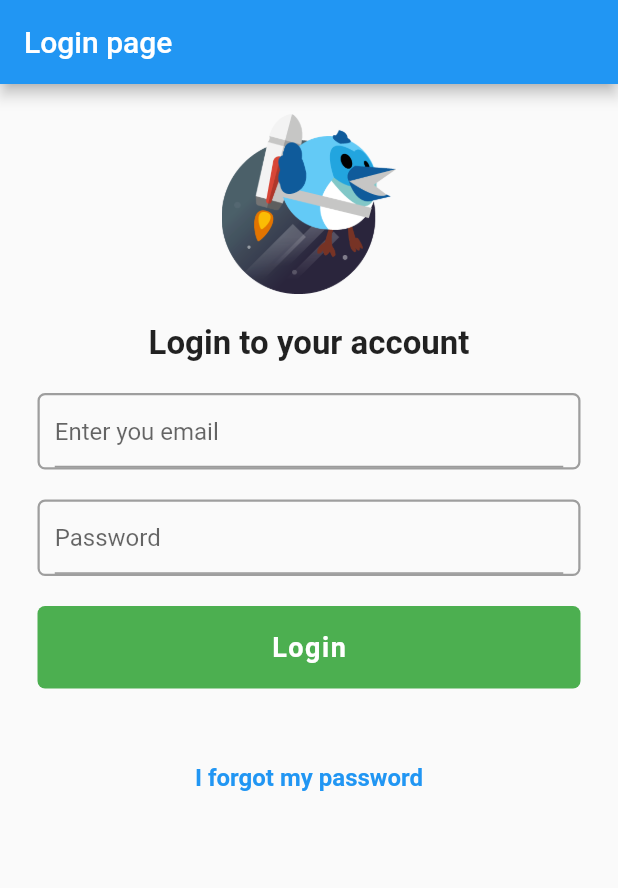
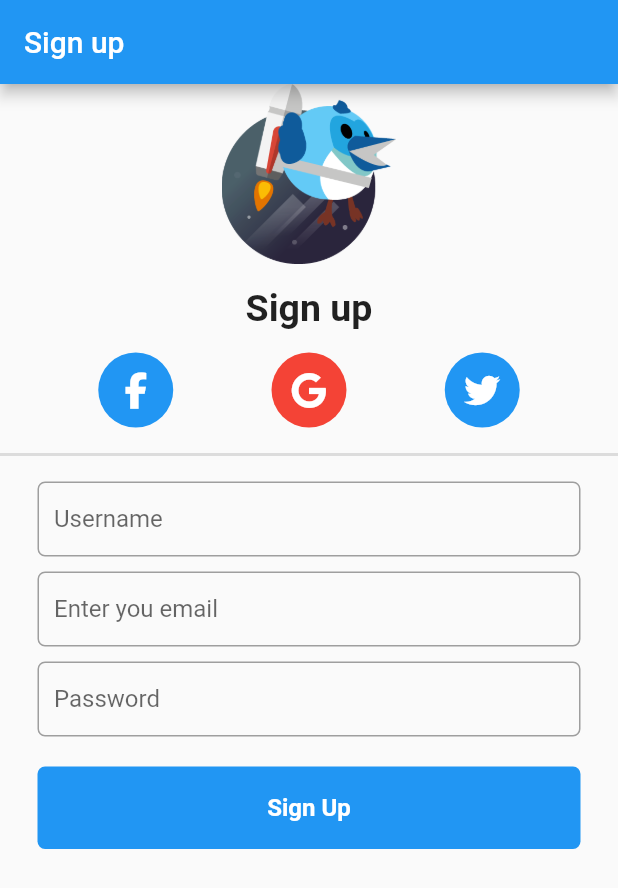
Before and after one commit to basit-h/flutter30Days, a Flutter app: the screen it shows after launch, on a phone screen of 412 x 824 dp. Shown: the top 888 px of the screen. Run offline on Flutter 3.47's test engine with Material 2 defaults, Android fonts, the phone set to English and light mode, and no system bars; our stand-ins replace font_awesome_flutter.

Commit message:
Create Signup screen

```diff
--- a/lib/main.dart
+++ b/lib/main.dart
@@ -1,6 +1,6 @@
 import 'package:flutter/material.dart';
 
-import 'pages/login_page.dart';
+import 'pages/signup_page.dart';
 
 void main() {
   runApp(const MyApp());
@@ -10,9 +10,9 @@ class MyApp extends StatelessWidget {
   const MyApp({super.key});
   @override
   Widget build(BuildContext context) {
-    return const MaterialApp(
+    return MaterialApp(
       title: 'Flutter 30 days chellange',
-      home: LoginPage(),
+      home: SignupPage(),
     );
   }
 }
--- /dev/null
+++ b/lib/pages/day4.dart
@@ -0,0 +1,43 @@
+import 'package:flutter/material.dart';
+import 'package:font_awesome_flutter/font_awesome_flutter.dart';
+
+class Day4 extends StatelessWidget {
+  String name = 'Basit';
+  double age = 25;
+  bool isLight = true;
+  Day4({super.key});
+
+  @override
+  Widget build(BuildContext context) {
+    return Scaffold(
+      appBar: AppBar(
+        title: const Text('Day 4'),
+      ),
+      body: Column(
+        children: [
+          const Center(
+            child: Icon(
+              FontAwesomeIcons.amazon,
+              color: Colors.orange,
+              size: 90,
+            ),
+          ),
+          Text('Name: $name Age: $age Islight $isLight'),
+          const SizedBox(
+            height: 50.0,
+          ),
+          Container(height: 50, width: 100, color: Colors.red),
+          Row(
+            children: [
+              Expanded(
+                  child: Container(height: 50, width: 100, color: Colors.red)),
+              Container(height: 50, width: 100, color: Colors.green),
+            ],
+          ),
+          Expanded(
+              child: Container(height: 50, width: 50, color: Colors.purple)),
+        ],
+      ),
+    );
+  }
+}
--- /dev/null
+++ b/lib/pages/signup_page.dart
@@ -0,0 +1,160 @@
+import 'package:flutter/material.dart';
+import 'package:font_awesome_flutter/font_awesome_flutter.dart';
+
+class SignupPage extends StatelessWidget {
+  const SignupPage({super.key});
+
+  @override
+  Widget build(BuildContext context) {
+    return Scaffold(
+      appBar: AppBar(
+        title: const Text('Sign up'),
+      ),
+      body: SafeArea(
+        child: ListView(
+          children: [
+            Center(
+              child: Image.asset(
+                'assets/bird.png',
+                height: 120,
+                width: 120,
+              ),
+            ),
+            const SizedBox(height: 15.0),
+            const Text(
+              'Sign up',
+              style: TextStyle(
+                fontSize: 25.0,
+                fontWeight: FontWeight.bold,
+              ),
+              textAlign: TextAlign.center,
+            ),
+            const SizedBox(height: 15.0),
+            SizedBox(
+              width: MediaQuery.of(context).size.width * .8,
+              child: Row(
+                mainAxisAlignment: MainAxisAlignment.spaceEvenly,
+                children: [
+                  Container(
+                    height: 50,
+                    width: 50,
+                    decoration: const BoxDecoration(
+                      color: Colors.blue,
+                      borderRadius: BorderRadius.all(
+                        Radius.circular(50),
+                      ),
+                    ),
+                    child: const Icon(
+                      FontAwesomeIcons.facebookF,
+                      color: Colors.white,
+                    ),
+                  ),
+                  Container(
+                    height: 50,
+                    width: 50,
+                    decoration: const BoxDecoration(
+                      color: Colors.red,
+                      borderRadius: BorderRadius.all(
+                        Radius.circular(50),
+                      ),
+                    ),
+                    child: const Icon(
+                      FontAwesomeIcons.google,
+                      color: Colors.white,
+                    ),
+                  ),
+                  Container(
+                    height: 50,
+                    width: 50,
+                    decoration: const BoxDecoration(
+                      color: Colors.blue,
+                      borderRadius: BorderRadius.all(
+                        Radius.circular(50),
+                      ),
+                    ),
+                    child: const Icon(
+                      FontAwesomeIcons.twitter,
+                      color: Colors.white,
+                    ),
+                  ),
+                ],
+              ),
+            ),
+            const SizedBox(height: 10.0),
+            const Divider(thickness: 2),
+            const SizedBox(height: 10.0),
+            Container(
+              padding: const EdgeInsets.symmetric(horizontal: 10.0),
+              margin: const EdgeInsets.symmetric(horizontal: 25.0),
+              decoration: BoxDecoration(
+                border: Border.all(width: 1.0, color: Colors.grey),
+                borderRadius: const BorderRadius.all(Radius.circular(5.0)),
+              ),
+              child: const TextField(
+                decoration: InputDecoration(
+                  border: InputBorder.none,
+                  hintText: 'Username',
+                ),
+              ),
+            ),
+            const SizedBox(height: 10.0),
+            Container(
+              padding: const EdgeInsets.symmetric(horizontal: 10.0),
+              margin: const EdgeInsets.symmetric(horizontal: 25.0),
+              decoration: BoxDecoration(
+                border: Border.all(width: 1.0, color: Colors.grey),
+                borderRadius: const BorderRadius.all(Radius.circular(5.0)),
+              ),
+              child: const TextField(
+                decoration: InputDecoration(
+                  border: InputBorder.none,
+                  hintText: 'Enter you email',
+                ),
+              ),
+            ),
+            const SizedBox(
+              height: 10.0,
+            ),
+            Container(
+              padding: const EdgeInsets.symmetric(horizontal: 10.0),
+              margin: const EdgeInsets.symmetric(horizontal: 25.0),
+              decoration: BoxDecoration(
+                border: Border.all(width: 1.0, color: Colors.grey),
+                borderRadius: const BorderRadius.all(Radius.circular(5.0)),
+              ),
+              child: const TextField(
+                decoration: InputDecoration(
+                  border: InputBorder.none,
+                  hintText: 'Password',
+                ),
+                obscureText: true,
+              ),
+            ),
+            const SizedBox(height: 20.0),
+            Container(
+              alignment: Alignment.center,
+              width: double.infinity,
+              height: 55,
+              padding: const EdgeInsets.symmetric(horizontal: 10.0),
+              margin: const EdgeInsets.symmetric(horizontal: 25.0),
+              decoration: const BoxDecoration(
+                color: Colors.blue,
+                borderRadius: BorderRadius.all(
+                  Radius.circular(5.0),
+                ),
+              ),
+              child: const Text(
+                'Sign Up',
+                style: TextStyle(
+                  fontWeight: FontWeight.bold,
+                  color: Colors.white,
+                  fontSize: 16.0,
+                ),
+              ),
+            ),
+          ],
+        ),
+      ),
+    );
+  }
+}
--- a/pubspec.yaml
+++ b/pubspec.yaml
@@ -35,6 +35,7 @@ dependencies:
   # The following adds the Cupertino Icons font to your application.
   # Use with the CupertinoIcons class for iOS style icons.
   cupertino_icons: ^1.0.2
+  font_awesome_flutter: ^10.4.0
 
 dev_dependencies:
   flutter_test:
```
Also changed, not shown: pubspec.lock.
